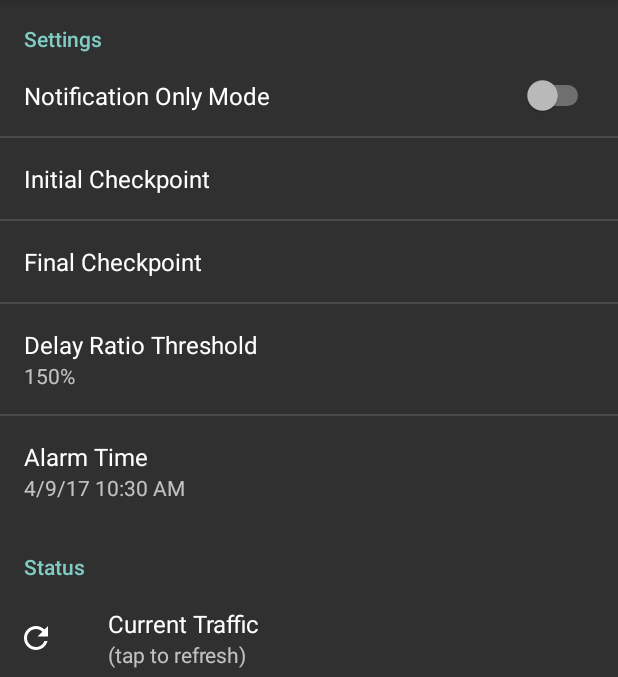
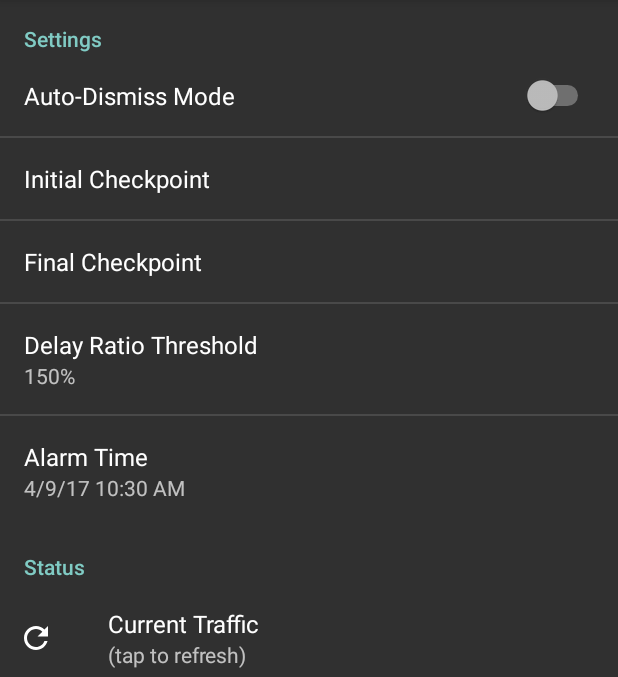
Before and after one commit to pkubik/SmartAlarm, an Android app: the screen it shows after launch (MainActivity), on a phone screen of 412 x 824 dp, the part 84-761 px from its top. Run offline under Robolectric (Android 15) with nearby library versions, the phone set to English and light mode, and no system bars; 1 statement that could not run was skipped.

```diff
--- a/app/src/main/AndroidManifest.xml
+++ b/app/src/main/AndroidManifest.xml
@@ -43,7 +43,8 @@
             android:configChanges="orientation|keyboardHidden|screenSize"
             android:label="@string/title_activity_alarm"
             android:theme="@style/FullscreenTheme"
-            android:showOnLockScreen="true" />
+            android:showOnLockScreen="true"
+            android:launchMode="singleTask" />
     </application>
 
 </manifest>
--- a/app/src/main/java/pl/pw/pkubik/smartalarm/MainActivity.kt
+++ b/app/src/main/java/pl/pw/pkubik/smartalarm/MainActivity.kt
@@ -29,6 +29,16 @@ class MainActivity : Activity(), AnkoLogger {
     override fun onCreateOptionsMenu(menu: Menu): Boolean {
         menuInflater.inflate(R.menu.main, menu)
         return true
+    }
+
+    override fun onResume() {
+        isRunning = true
+        super.onResume()
+    }
+
+    override fun onPause() {
+        isRunning = false
+        super.onDestroy()
     }
 
     fun launchPlacePicker(id: Int, latitude: Double, longitude: Double) {
@@ -87,5 +97,6 @@ class MainActivity : Activity(), AnkoLogger {
 
     companion object {
         private val PLACE_PICKER_REQUEST = 10
+        var isRunning = false
     }
 }
--- a/app/src/main/java/pl/pw/pkubik/smartalarm/Utils.kt
+++ b/app/src/main/java/pl/pw/pkubik/smartalarm/Utils.kt
@@ -158,6 +158,8 @@ object Utils : AnkoLogger {
     fun runAlarm(context: Context) {
         info("Running the alarm")
         val intent = Intent(context, AlarmActivity::class.java)
+        if (!MainActivity.isRunning)
+            intent.flags = Intent.FLAG_ACTIVITY_NEW_TASK or Intent.FLAG_ACTIVITY_CLEAR_TASK
         context.startActivity(intent)
     }
 }
--- a/app/src/main/res/values/strings.xml
+++ b/app/src/main/res/values/strings.xml
@@ -9,7 +9,7 @@
     <string name="pref_alarm_time_label">Alarm Time</string>
     <string name="pref_delay_ratio">Delay Ratio Threshold</string>
     <string name="pref_current_traffic">Current Traffic</string>
-    <string name="pref_enable_notifications_label">Notification Only Mode</string>
+    <string name="pref_auto_dismiss_label">Auto-Dismiss Mode</string>
 
     <string name="title_activity_alarm">Smart Alarm</string>
     <string name="dismiss_alarm_button">Dismiss</string>
--- a/app/src/main/res/xml/pref_alarm.xml
+++ b/app/src/main/res/xml/pref_alarm.xml
@@ -5,8 +5,8 @@
     <PreferenceCategory android:title="Settings">
         <SwitchPreference
             android:defaultValue="false"
-            android:key="notification_only"
-            android:title="@string/pref_enable_notifications_label" />
+            android:key="auto_dismiss"
+            android:title="@string/pref_auto_dismiss_label" />
         <Preference
             android:key="place_picker0"
             android:title="@string/pref_place_label0"/>
```
Also changed, not shown: app/src/main/java/pl/pw/pkubik/smartalarm/AlarmActivity.kt (+15 -6 lines), app/src/main/java/pl/pw/pkubik/smartalarm/TrafficJobService.kt (+12 -6 lines), 1 other file.
